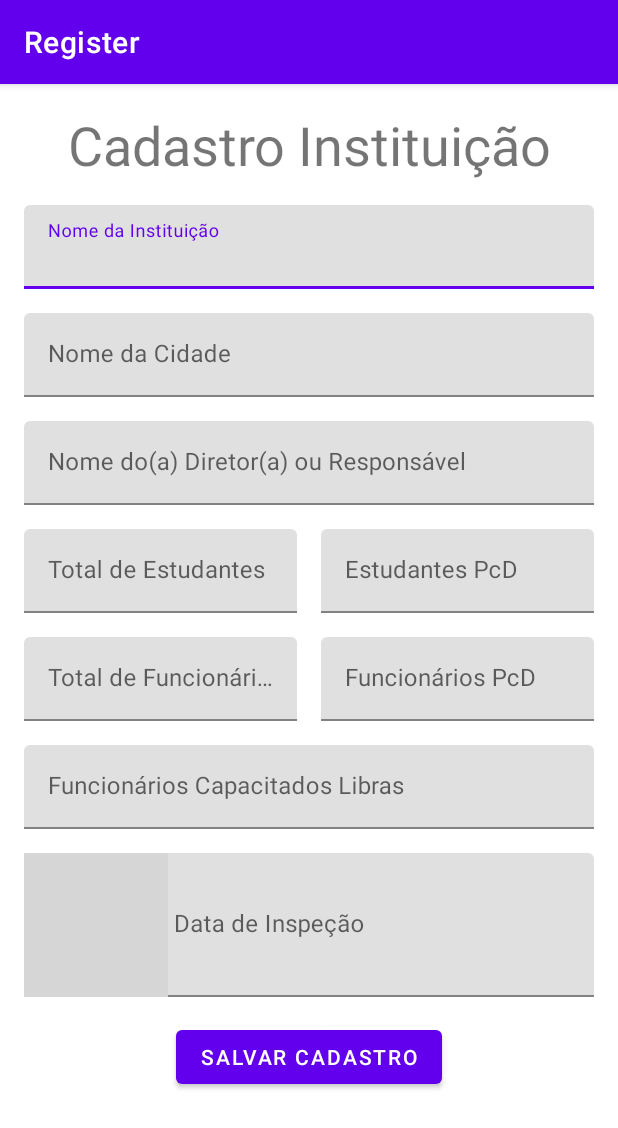
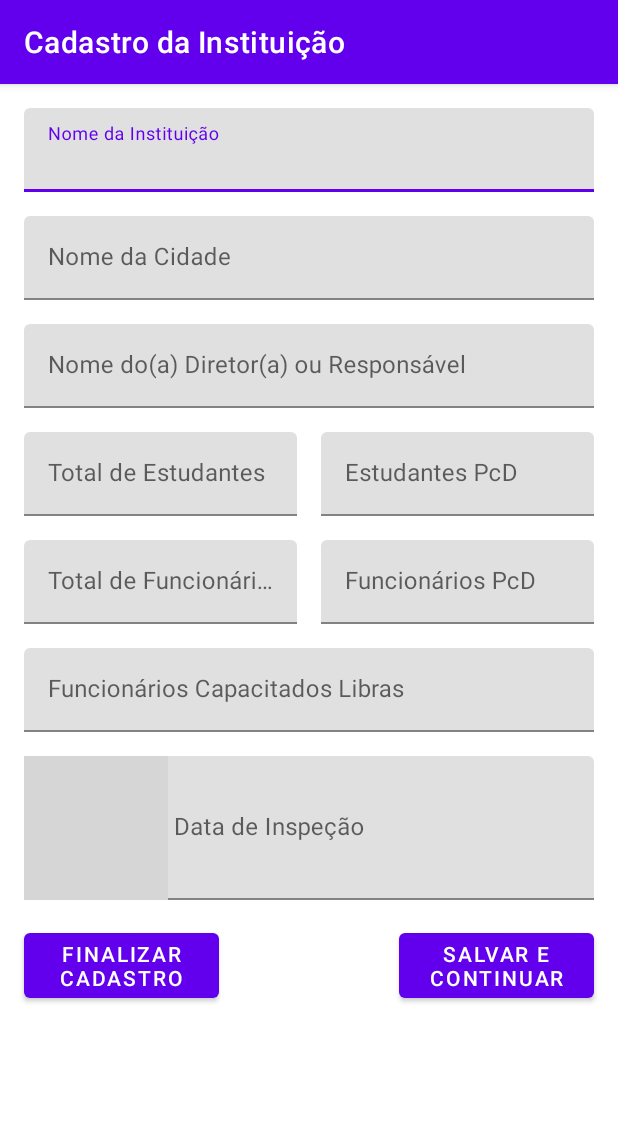
Before and after one commit to MattCaramalac/CortecRelatorioAcessibilidade, an Android app: the RegisterActivity screen opened directly, with no data from a screen before it, on a phone screen of 412 x 824 dp. Shown: the top 1128 px of the screen. Run offline under Robolectric (Android 15) with nearby library versions, the phone set to English and light mode, and no system bars; grey boxes are pictures that could not be loaded.

Commit message:
Alteração Layout e Mensagem Erros RegisterActivity

```diff
--- a/app/src/main/AndroidManifest.xml
+++ b/app/src/main/AndroidManifest.xml
@@ -9,15 +9,15 @@
         android:roundIcon="@mipmap/ic_launcher_round"
         android:supportsRtl="true"
         android:theme="@style/Theme.RelatorioAcessibilidadeCortec">
-        <activity android:name=".MainActivity">
+        <activity android:name=".activities.MainActivity">
             <intent-filter>
                 <action android:name="android.intent.action.MAIN" />
 
                 <category android:name="android.intent.category.LAUNCHER" />
             </intent-filter>
         </activity>
-        <activity android:name=".RegisterActivity"
-            android:label="Register"/>
+        <activity android:name=".activities.RegisterActivity"
+            android:label="@string/reg_activity_label"/>
     </application>
 
 </manifest>
--- a/app/src/main/java/com/mpms/relatorioacessibilidadecortec/RegisterActivity.java
+++ b/app/src/main/java/com/mpms/relatorioacessibilidadecortec/activities/RegisterActivity.java
@@ -1,17 +1,13 @@
-package com.mpms.relatorioacessibilidadecortec;
+package com.mpms.relatorioacessibilidadecortec.activities;
 
 import android.app.DatePickerDialog;
 import android.os.Build;
 import android.os.Bundle;
 import android.text.TextUtils;
-import android.util.Log;
 import android.widget.Button;
 import android.widget.DatePicker;
 import java.time.*;
-import java.time.zone.ZoneRules;
 import java.util.Calendar;
-import java.util.Date;
-import java.util.TimeZone;
 
 import androidx.appcompat.app.AppCompatActivity;
 import androidx.lifecycle.ViewModelProvider;
@@ -19,15 +15,17 @@ import androidx.lifecycle.ViewModelProvider;
 import com.google.android.material.datepicker.MaterialDatePicker;
 import com.google.android.material.textfield.TextInputEditText;
 import com.google.android.material.textfield.TextInputLayout;
+import com.mpms.relatorioacessibilidadecortec.R;
 import com.mpms.relatorioacessibilidadecortec.entities.SchoolEntry;
 import com.mpms.relatorioacessibilidadecortec.model.ViewModelEntry;
 
 public class RegisterActivity extends AppCompatActivity implements DatePickerDialog.OnDateSetListener {
 
-    public LocalDate chosenDate = null;
-    public String chosenDateOldVersion = null;
+    public LocalDate chosenDate;
+    public String chosenDateOldVersion;
 
-    private ViewModelEntry viewModelEntry;
+//    private ViewModelEntry viewModelEntry;
+//    Como insert é um método static, não precisa ser criado um objeto ViewModelEntry para acessar
 
     TextInputEditText dateInspectionText;
     TextInputEditText nameSchool;
@@ -49,17 +47,16 @@ public class RegisterActivity extends AppCompatActivity implements DatePickerDia
     TextInputLayout totWorkersLibras;
     TextInputLayout dateField;
 
-    Button saveButton;
+    Button saveCloseButton;
+    Button saveContinueButton;
 
     @Override
     protected void onCreate(Bundle savedInstanceState) {
         super.onCreate(savedInstanceState);
         setContentView(R.layout.activity_school_register);
 
-        viewModelEntry = new ViewModelProvider.AndroidViewModelFactory(RegisterActivity.this.getApplication()).create(ViewModelEntry.class);
-
         //Só podem ser iniciados DENTRO do onCreate, caso contrário não foi selecionada ainda a View
-        //E acaba causando um apontamento para algo nulo (já que não tem View selecioada para ser achada
+        //E acaba causando um apontamento para algo nulo (já que não tem View selecioada para ser achada)
 
         dateInspectionText = findViewById(R.id.date_inspection_value);
         nameSchool = findViewById(R.id.name_school_text);
@@ -81,19 +78,29 @@ public class RegisterActivity extends AppCompatActivity implements DatePickerDia
         totWorkersLibras = findViewById(R.id.total_workers_libras);
         dateField = findViewById(R.id.date_inspection);
 
-        saveButton = findViewById(R.id.saveButton);
+        saveCloseButton = findViewById(R.id.saveCloseButton);
+        saveContinueButton = findViewById(R.id.saveContinueButton);
 
         dateInspectionText.setOnClickListener(v -> showDatePicker());
 
-        saveButton.setOnClickListener(v -> {
+        saveCloseButton.setOnClickListener(v -> {
             int correctEntry = verifyErrors();
             if (correctEntry == 0) {
-                SchoolEntry newEntry = new SchoolEntry(nameSchool.getText().toString(), nameResponsible.getText().toString(),
-                        nameCity.getText().toString(), chosenDate.toString(), Integer.parseInt(totalStudents.getText().toString()),
-                        Integer.parseInt(totalStudentsPcd.getText().toString()),Integer.parseInt(totalWorkers.getText().toString()),
-                        Integer.parseInt(totalStudentsPcd.getText().toString()),Integer.parseInt(totalWorkersLibras.getText().toString()));
-                viewModelEntry.insert(newEntry);
+                SchoolEntry newEntry;
+                if (Build.VERSION.SDK_INT >= Build.VERSION_CODES.O) {
+                    newEntry = new SchoolEntry(nameSchool.getText().toString(), nameResponsible.getText().toString(),
+                            nameCity.getText().toString(), chosenDate.toString(), Integer.parseInt(totalStudents.getText().toString()),
+                            Integer.parseInt(totalStudentsPcd.getText().toString()), Integer.parseInt(totalWorkers.getText().toString()),
+                            Integer.parseInt(totalStudentsPcd.getText().toString()), Integer.parseInt(totalWorkersLibras.getText().toString()));
+                } else {
+                    newEntry = new SchoolEntry(nameSchool.getText().toString(), nameResponsible.getText().toString(),
+                            nameCity.getText().toString(), chosenDateOldVersion, Integer.parseInt(totalStudents.getText().toString()),
+                            Integer.parseInt(totalStudentsPcd.getText().toString()), Integer.parseInt(totalWorkers.getText().toString()),
+                            Integer.parseInt(totalStudentsPcd.getText().toString()), Integer.parseInt(totalWorkersLibras.getText().toString()));
+                }
+                ViewModelEntry.insert(newEntry);
                 finish();
+
             }
         });
     }
@@ -153,15 +160,15 @@ public class RegisterActivity extends AppCompatActivity implements DatePickerDia
     }
 
     public void clearErrors() {
-        schoolField.setError(null);
-        cityField.setError(null);
-        responsibleField.setError(null);
-        totStudentsField.setError(null);
-        totStudentsPcd.setError(null);
-        totWorkersField.setError(null);
-        totWorkersPcd.setError(null);
-        totWorkersLibras.setError(null);
-        dateField.setError(null);
+        schoolField.setErrorEnabled(false);
+        cityField.setErrorEnabled(false);
+        responsibleField.setErrorEnabled(false);
+        totStudentsField.setErrorEnabled(false);
+        totStudentsPcd.setErrorEnabled(false);
+        totWorkersField.setErrorEnabled(false);
+        totWorkersPcd.setErrorEnabled(false);
+        totWorkersLibras.setErrorEnabled(false);
+        dateField.setErrorEnabled(false);
     }
 
     public String dateToString(Long dateLong) {
--- a/app/src/main/res/layout/activity_school_register.xml
+++ b/app/src/main/res/layout/activity_school_register.xml
@@ -4,33 +4,34 @@
     xmlns:tools="http://schemas.android.com/tools"
     android:layout_width="match_parent"
     android:layout_height="match_parent"
-    tools:context=".RegisterActivity">
+    tools:context=".activities.RegisterActivity">
 
     <androidx.constraintlayout.widget.ConstraintLayout
         android:layout_width="match_parent"
         android:layout_height="wrap_content"
         >
 
-        <TextView
-            android:id="@+id/textView"
-            android:layout_width="match_parent"
-            android:layout_height="wrap_content"
-            android:text="@string/header"
-            android:textAlignment="center"
-            android:textSize="36sp"
-            android:layout_marginTop="16dp"
-            app:layout_constraintEnd_toEndOf="parent"
-            app:layout_constraintHorizontal_bias="0.0"
-            app:layout_constraintStart_toStartOf="parent"
-            app:layout_constraintTop_toTopOf="parent"
-            app:layout_constraintVertical_bias="0.0" />
+<!--        <TextView-->
+<!--            android:id="@+id/textView"-->
+<!--            android:layout_width="match_parent"-->
+<!--            android:layout_height="wrap_content"-->
+<!--            android:text="@string/header"-->
+<!--            android:textAlignment="center"-->
+<!--            android:textSize="36sp"-->
+<!--            android:layout_marginTop="16dp"-->
+<!--            app:layout_constraintEnd_toEndOf="parent"-->
+<!--            app:layout_constraintHorizontal_bias="0.0"-->
+<!--            app:layout_constraintStart_toStartOf="parent"-->
+<!--            app:layout_constraintTop_toTopOf="parent"-->
+<!--            app:layout_constraintVertical_bias="0.0" />-->
 
         <com.google.android.material.textfield.TextInputLayout
             android:id="@+id/name_school"
             android:layout_width="match_parent"
             android:layout_height="wrap_content"
             android:layout_margin="16dp"
-            app:layout_constraintTop_toBottomOf="@id/textView"
+            android:layout_marginTop="16dp"
+            app:layout_constraintTop_toTopOf="parent"
             app:layout_constraintStart_toStartOf="parent"
             app:layout_constraintEnd_toEndOf="parent"
             android:hint="@string/label_school"
@@ -219,16 +220,27 @@
 
         </com.google.android.material.textfield.TextInputLayout>
 
+
+
         <Button
-            android:id="@+id/saveButton"
-            android:layout_width="wrap_content"
+            android:id="@+id/saveCloseButton"
+            android:layout_width="130dp"
             android:layout_height="wrap_content"
             app:layout_constraintTop_toBottomOf="@id/date_inspection"
             app:layout_constraintStart_toStartOf="parent"
+            android:layout_marginTop="16dp"
+            android:layout_margin="16dp"
+            android:text="@string/label_save_close_button"/>
+
+        <Button
+            android:id="@+id/saveContinueButton"
+            android:layout_width="130dp"
+            android:layout_height="wrap_content"
+            app:layout_constraintBaseline_toBaselineOf="@id/saveCloseButton"
             app:layout_constraintEnd_toEndOf="parent"
             android:layout_marginTop="16dp"
-            android:text="@string/label_save_button"/>
-
+            android:layout_margin="16dp"
+            android:text="@string/label_save_continue_button"/>
 
     </androidx.constraintlayout.widget.ConstraintLayout>
 </ScrollView>
--- a/app/src/main/res/values/strings.xml
+++ b/app/src/main/res/values/strings.xml
@@ -1,5 +1,5 @@
 <resources>
-    <string name="app_name">Relatorio Acessibilidade Cortec</string>
+    <string name="app_name">Relatório Acessibilidade Cortec</string>
     <string name="header">Cadastro Instituição</string>
     <string name="label_school">Nome da Instituição</string>
     <string name="label_city_school">Nome da Cidade</string>
@@ -11,8 +11,12 @@
     <string name="label_total_workers_libras">Funcionários Capacitados Libras</string>
     <string name="label_date_inspection">Data de Inspeção</string>
 
-    <string name="label_save_button">Salvar Cadastro</string>
+    <string name="label_save_close_button">Finalizar Cadastro</string>
+    <string name="label_save_continue_button">Salvar e Continuar</string>
+    <string name="label_cancel_button">Cancelar</string>
 
     <string name="blank_field_error">Este campo não pode ficar em branco</string>
     <string name="wrong_input_error">Este campo só aceita números</string>
+
+    <string name="reg_activity_label">Cadastro da Instituição</string>
 </resources>
```
